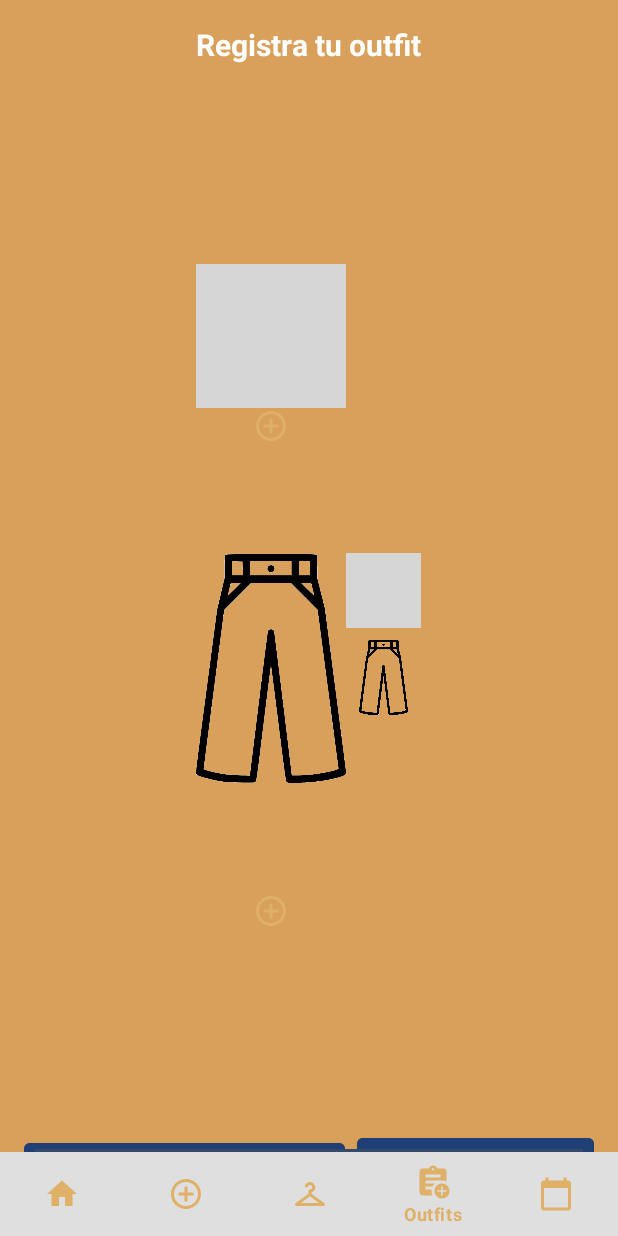
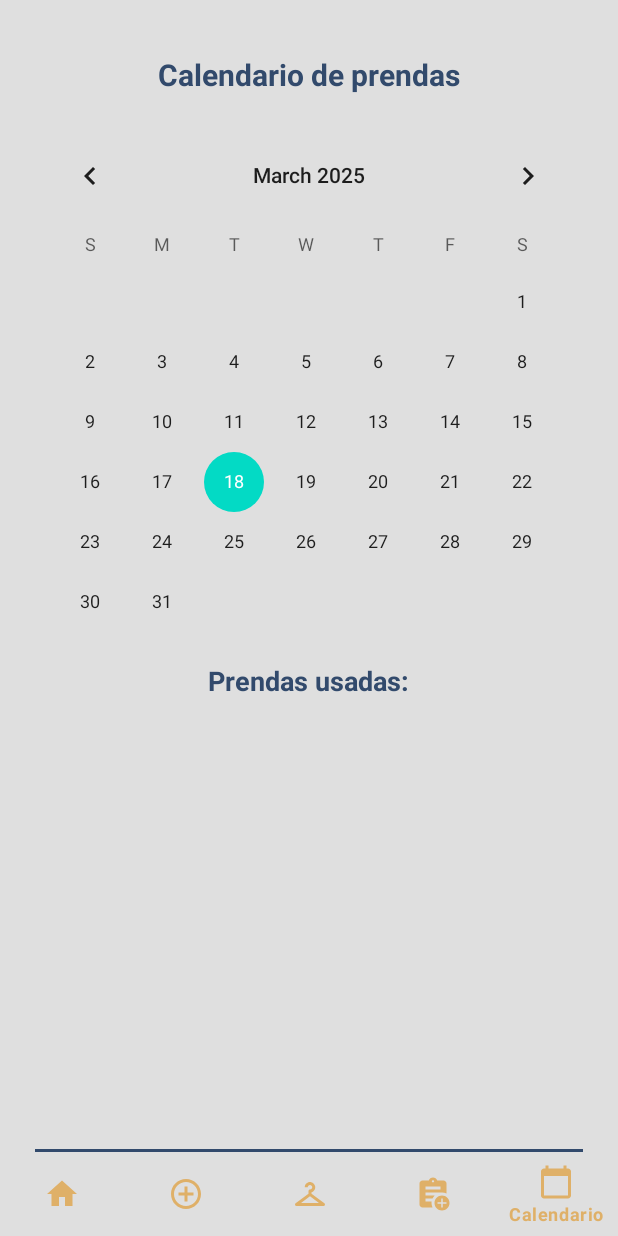
Before and after one commit to Morales241/ProyectoFinalAppsMoviles, an Android app: the screen it shows after launch (MainActivity), item 5 of the bottom bar chosen, on a phone screen of 412 x 824 dp. Run offline under Robolectric (Android 15) with nearby library versions, the phone set to English and light mode, and no system bars; our stand-ins replace navigation-ui; grey boxes are pictures that could not be loaded.

Commit message:
correcciones pantallas New Prenda y calendario
Co-Authored-By: hectorbaez247283 <159949506+hectorbaez247283@users.noreply.github.com>

```diff
--- /dev/null
+++ b/ClosetVitual/app/src/main/java/morales/jesus/closetvitual/CalendarioVisuall/calendario_visuall.kt
@@ -0,0 +1,32 @@
+package morales.jesus.closetvitual.CalendarioVisuall
+
+import android.os.Bundle
+import android.view.LayoutInflater
+import android.view.View
+import android.view.ViewGroup
+import androidx.fragment.app.Fragment
+import androidx.fragment.app.viewModels
+import morales.jesus.closetvitual.CalendarioVisuall.CalendarioVisuallViewModel
+import morales.jesus.closetvitual.R
+
+class calendario_visuall : Fragment() {
+
+    companion object {
+        fun newInstance() = calendario_visuall()
+    }
+
+    private val viewModel: CalendarioVisuallViewModel by viewModels()
+
+    override fun onCreate(savedInstanceState: Bundle?) {
+        super.onCreate(savedInstanceState)
+
+        // TODO: Use the ViewModel
+    }
+
+    override fun onCreateView(
+        inflater: LayoutInflater, container: ViewGroup?,
+        savedInstanceState: Bundle?
+    ): View {
+        return inflater.inflate(R.layout.fragment_calendario_visuall, container, false)
+    }
+}
--- a/ClosetVitual/app/src/main/java/morales/jesus/closetvitual/MainActivity.kt
+++ b/ClosetVitual/app/src/main/java/morales/jesus/closetvitual/MainActivity.kt
@@ -39,6 +39,7 @@ class MainActivity : AppCompatActivity() {
         val appBarConfiguration = AppBarConfiguration(
             setOf(
                 R.id.navigation_home,R.id.navigation_NuevaPrenda ,R.id.navigation_Ropero, R.id.navigation_Outfits,
+                R.id.navigation_Calendar,
             )
         )
         //setupActionBarWithNavController(navController, appBarConfiguration)
--- /dev/null
+++ b/ClosetVitual/app/src/main/res/layout/fragment_calendario_visuall.xml
@@ -0,0 +1,44 @@
+<?xml version="1.0" encoding="utf-8"?>
+<LinearLayout xmlns:android="http://schemas.android.com/apk/res/android"
+    android:layout_width="match_parent"
+    android:layout_height="match_parent"
+    android:orientation="vertical"
+    android:padding="16dp"
+    android:gravity="center_horizontal">
+
+    <!-- Título -->
+    <TextView
+        android:id="@+id/tvTitle"
+        android:layout_width="wrap_content"
+        android:layout_height="wrap_content"
+        android:text="Calendario de prendas"
+        android:textSize="20sp"
+        android:textStyle="bold"
+        android:textColor="@color/azulOscuro"
+        android:layout_marginTop="20dp" />
+
+    <!-- Calendario -->
+    <CalendarView
+        android:id="@+id/calendarView"
+        android:layout_width="match_parent"
+        android:layout_height="wrap_content"
+        android:layout_marginTop="20dp" />
+
+    <!-- Sección de prendas usadas -->
+    <TextView
+        android:id="@+id/tvUsedClothesTitle"
+        android:layout_width="wrap_content"
+        android:layout_height="wrap_content"
+        android:text="Prendas usadas:"
+        android:textSize="18sp"
+        android:textStyle="bold"
+        android:textColor="@color/azulOscuro"
+        android:layout_marginTop="20dp" />
+
+    <androidx.recyclerview.widget.RecyclerView
+        android:id="@+id/rvUsedClothes"
+        android:layout_width="match_parent"
+        android:layout_height="wrap_content"
+        android:layout_marginTop="10dp" />
+
+</LinearLayout>
--- a/ClosetVitual/app/src/main/res/navigation/mobile_navigation.xml
+++ b/ClosetVitual/app/src/main/res/navigation/mobile_navigation.xml
@@ -47,5 +47,15 @@
         android:id="@+id/fragment_registrar_outfit"
         android:name="morales.jesus.closetvitual.fragment_registrar_outfit"
         android:label="fragment_registrar_outfit" />
+    <fragment
+        android:id="@+id/navigation_NuevaPrenda"
+        android:name="morales.jesus.closetvitual.ui.NewPrenda.fragment_newPrenda"
+        android:label="fragment_fragment_new_prenda"
+        tools:layout="@layout/fragment_fragment_new_prenda" />
+    <fragment
+        android:id="@+id/navigation_Calendar"
+        android:name="morales.jesus.closetvitual.CalendarioVisuall.calendario_visuall"
+        android:label="fragment_calendario_visuall"
+        tools:layout="@layout/fragment_calendario_visuall" />
 
 </navigation>
```
Also changed, not shown: ClosetVitual/app/src/main/java/morales/jesus/closetvitual/CalendarioVisuall/CalendarioVisuallViewModel.kt (added, +7 -0 lines), ClosetVitual/app/src/main/java/morales/jesus/closetvitual/ui/NewPrenda/FragmentNewPrendaViewModel.kt (added, +7 -0 lines), ClosetVitual/app/src/main/java/morales/jesus/closetvitual/ui/NewPrenda/fragment_newPrenda.kt (added, +31 -0 lines), ClosetVitual/app/src/main/res/layout/fragment_fragment_new_prenda.xml (added, +204 -0 lines).
